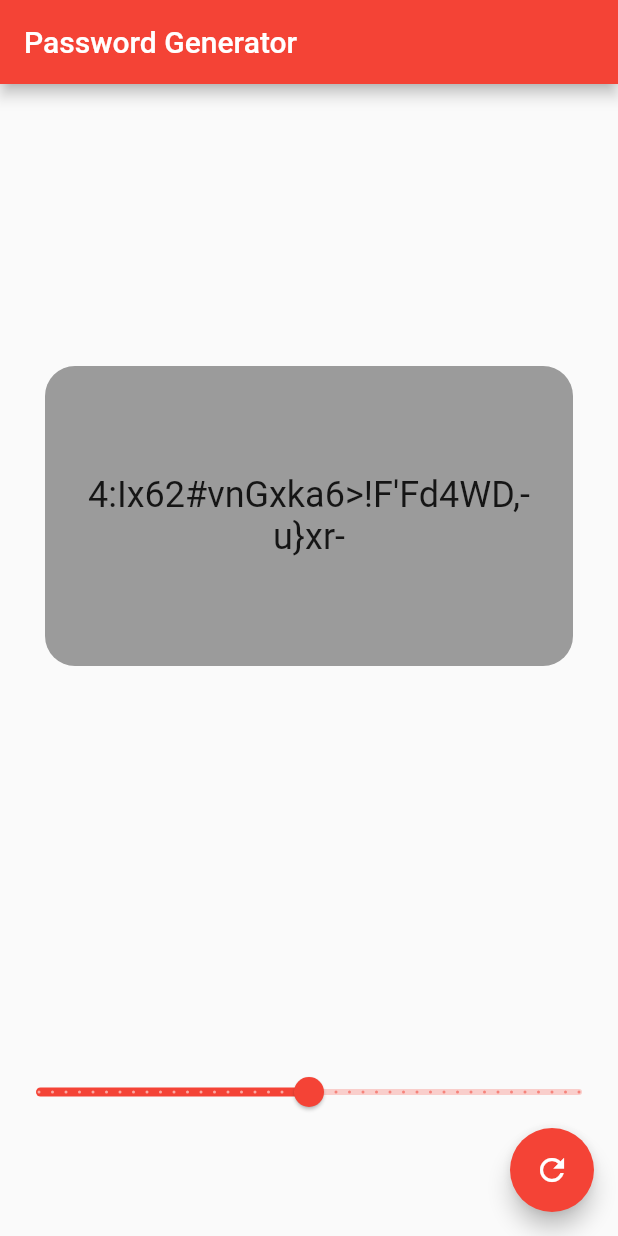
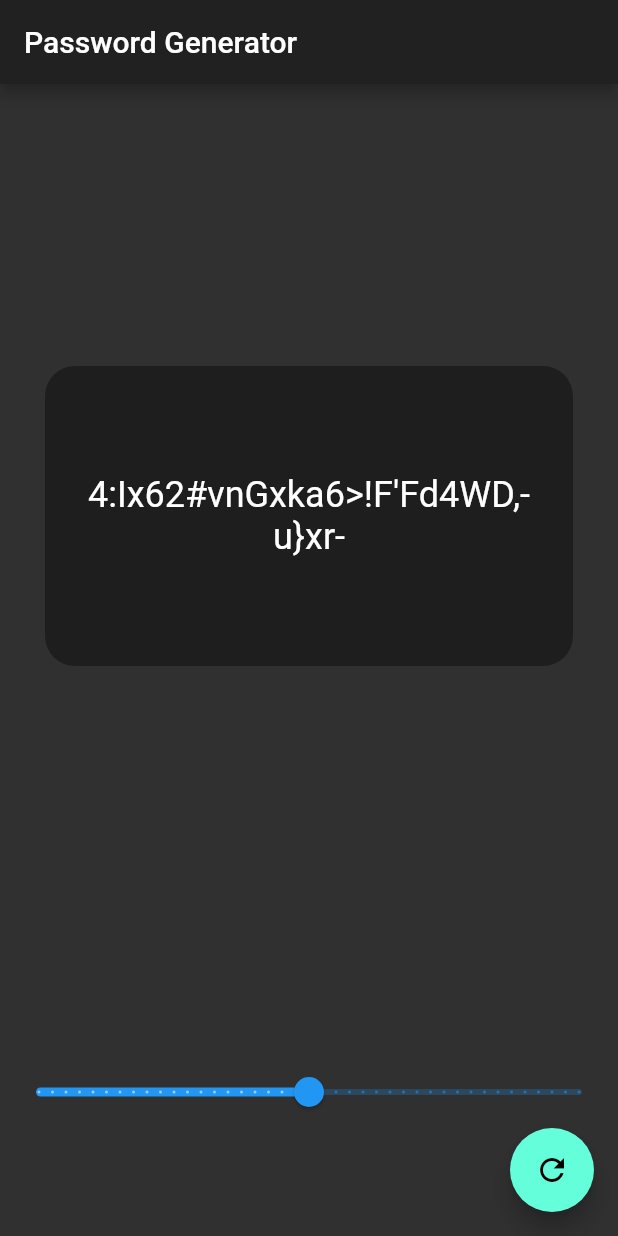
Before and after one commit to advaithhl/PasswordGenerator, a Flutter app: the screen it shows after launch, on a phone screen of 412 x 824 dp. Run offline on Flutter 3.47's test engine with Material 2 defaults, Android fonts, the phone set to English and light mode, and no system bars.

Commit message:
Set dark mode as the only theme

```diff
--- a/lib/main.dart
+++ b/lib/main.dart
@@ -12,10 +12,6 @@ class MyApp extends StatelessWidget {
     return MaterialApp(
       title: _title,
       theme: ThemeData(
-        primarySwatch: Colors.red,
-        brightness: Brightness.light,
-      ),
-      darkTheme: ThemeData(
         brightness: Brightness.dark,
       ),
       home: MyHomePage(title: _title),
```
